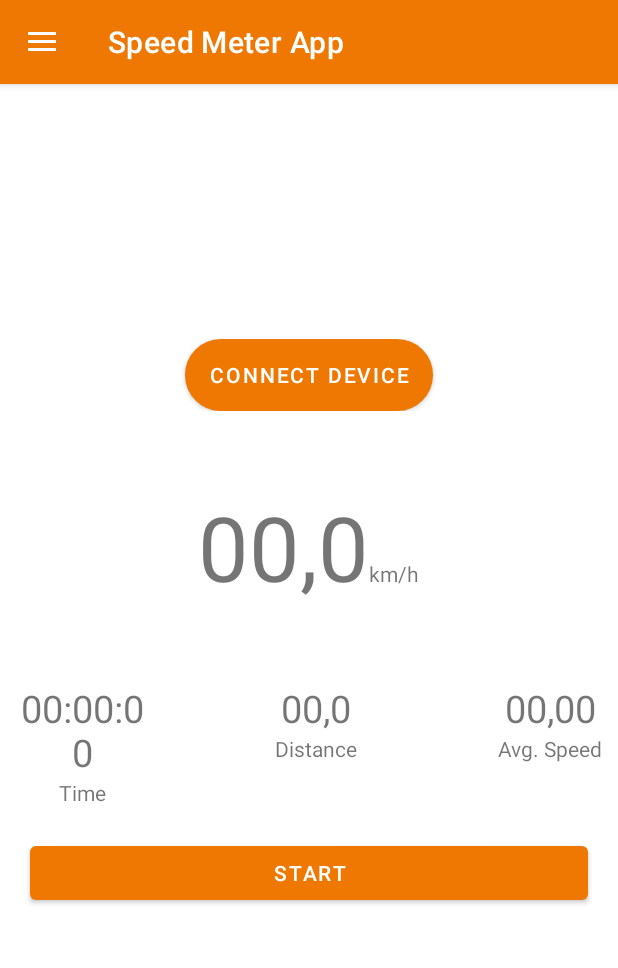
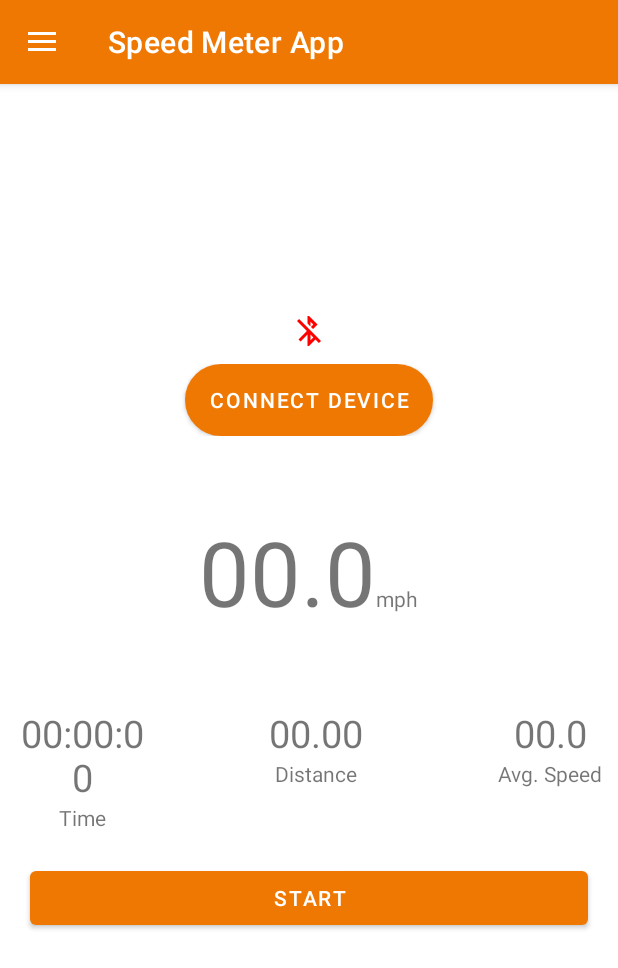
Before and after one commit to JJayU/SpeedMeterProject, an Android app: the screen it shows after launch (MainActivity), on a phone screen of 412 x 824 dp. Shown: the top 968 px of the screen. Run offline under Robolectric (Android 15) with nearby library versions, the phone set to English and light mode, and no system bars; our stand-ins replace RxJava, data binding, navigation-ui; libraries missing offline, so code that uses them is left out: com.harrysoft.androidbluetoothserial; 1 statement that could not run was skipped.

Commit message:
Biiiig update, almost finished User is now able to change displayed speed unit App checks periodically if device is still connected User can change device refresh rate Activity is stopped after 5s if device disconnects Fixed bug #3 GUI is updated independently from received messages Added bluetooth status icon

```diff
--- a/app/src/main/AndroidManifest.xml
+++ b/app/src/main/AndroidManifest.xml
@@ -21,7 +21,7 @@
         tools:targetApi="31">
         <provider
             android:name="androidx.core.content.FileProvider"
-            android:authorities="${applicationId}.fileprovider"
+            android:authorities="${applicationId}.provider"
             android:exported="false"
             android:grantUriPermissions="true">
             <meta-data
@@ -37,7 +37,6 @@
             android:exported="true">
             <intent-filter>
                 <action android:name="android.intent.action.MAIN" />
-
                 <category android:name="android.intent.category.LAUNCHER" />
             </intent-filter>
         </activity>
--- a/app/src/main/java/com/example/speedmeterproject/ActivityRecorder.kt
+++ b/app/src/main/java/com/example/speedmeterproject/ActivityRecorder.kt
@@ -1,5 +1,6 @@
 package com.example.speedmeterproject
 
+import android.annotation.SuppressLint
 import android.app.ActionBar.LayoutParams
 import android.app.Dialog
 import android.content.Context
@@ -9,6 +10,7 @@ import android.os.Environment
 import android.util.Log
 import android.view.View
 import android.view.Window
+import android.view.inputmethod.InputMethodManager
 import android.widget.Button
 import android.widget.EditText
 import android.widget.TextView
@@ -34,13 +36,15 @@ class ActivityRecorder(private val context: Context, private var binding: Fragme
     private val sharedPreferences = PreferenceManager.getDefaultSharedPreferences(context)
 
     /** Time from the beginning of activity */
-    var time = ""
+    var time = "00:00:00"
     /** Total distance in activity */
     var distance = 0.0
     /** Average speed in activity */
     var avgSpeed = 0.0
     /** Current speed */
     var currentSpeed = 0.0
+    /** Speed unit 0 - km/h, 1 - mph */
+    var speedUnitMph = false
 
     /** True if activity is being recorded */
     private var recording = false
@@ -76,6 +80,7 @@ class ActivityRecorder(private val context: Context, private var binding: Fragme
     /**
      * Stops recording an activity
      */
+    @SuppressLint("SetTextI18n")
     fun stop() {
         if(recording) {
             recording = false
@@ -138,19 +143,24 @@ class ActivityRecorder(private val context: Context, private var binding: Fragme
             time = String.format("%02d", hours) + ":" + String.format("%02d", minutes) + ":" + String.format("%02d", seconds)
 
             trackpointList.add(Trackpoint(actualTime.toString(), distance))
-
-            updateGUI()
         }
     }
 
     /**
      * Updates GUI with updated values
      */
-    private fun updateGUI(){
+    fun updateGUI(){
         binding.tripTime.text = time
-        binding.actualSpeed.text = String.format("%04.1f", currentSpeed)
-        binding.avgSpeed.text = String.format("%04.1f", avgSpeed)
-        binding.tripDistance.text = String.format("%05.2f", distance)
+        if(!speedUnitMph) {
+            binding.actualSpeed.text = String.format("%04.1f", currentSpeed)
+            binding.avgSpeed.text = String.format("%04.1f", avgSpeed)
+            binding.tripDistance.text = String.format("%05.2f", distance)
+        }
+        else {
+            binding.actualSpeed.text = String.format("%04.1f", currentSpeed * 0.621371192)
+            binding.avgSpeed.text = String.format("%04.1f", avgSpeed * 0.621371192)
+            binding.tripDistance.text = String.format("%05.2f", distance * 0.621371192)
+        }
     }
 
     /**
@@ -174,6 +184,11 @@ class ActivityRecorder(private val context: Context, private var binding: Fragme
             // Setup edit text field
             val activityNameEditText =  dialog.findViewById<EditText>(R.id.activityName)
             activityNameEditText.hint = activityName
+            activityNameEditText.requestFocus()
+            val keyboard = context.getSystemService(Context.INPUT_METHOD_SERVICE) as InputMethodManager
+            keyboard.showSoftInput(binding.root, InputMethodManager.SHOW_IMPLICIT)
+            //TODO <- doesn't work xd
+
 
             // On save button clicked
             dialog.findViewById<Button>(R.id.save_button).setOnClickListener {
--- a/app/src/main/java/com/example/speedmeterproject/BluetoothBridge.kt
+++ b/app/src/main/java/com/example/speedmeterproject/BluetoothBridge.kt
@@ -3,10 +3,12 @@ package com.example.speedmeterproject
 import android.annotation.SuppressLint
 import android.bluetooth.BluetoothDevice
 import android.content.Context
+import android.os.Handler
+import android.os.Looper
 import android.util.Log
 import android.widget.Toast
 import androidx.appcompat.app.AlertDialog
-import com.example.speedmeterproject.databinding.ActivityMainBinding
+import androidx.preference.PreferenceManager
 import com.example.speedmeterproject.databinding.FragmentMainBinding
 import com.harrysoft.androidbluetoothserial.BluetoothManager
 import com.harrysoft.androidbluetoothserial.BluetoothSerialDevice
@@ -23,6 +25,11 @@ class BluetoothBridge(private val context: Context, private var binding: Fragmen
 
     private lateinit var deviceInterface : SimpleBluetoothDeviceInterface
 
+    private var cyclicHandler = Handler(Looper.getMainLooper())
+
+    /** Maximum time in millis after which activity is stopped when no connection */
+    private val TIMEOUT_TIME = 5000
+
     private var compositeDisposable = CompositeDisposable()
     private lateinit var btDisposable : Disposable
 
@@ -32,6 +39,11 @@ class BluetoothBridge(private val context: Context, private var binding: Fragmen
     private var connectedDeviceMAC : String? = null
     /** Device connected */
     var connectedSuccessfully = false
+    /** Data sent from Arduino update interval */
+    private var updateInterval = 500
+
+    private var lastTimeMessageReceived = 0L
+
 
     var activityRecorder = ActivityRecorder(context, binding)
 
@@ -41,6 +53,7 @@ class BluetoothBridge(private val context: Context, private var binding: Fragmen
     fun start() {
         bluetoothManager = BluetoothManager.getInstance()
         permissionManager.onStartupCheck(context)
+        cyclicHandler.post(checkIfStillConnectedAndUpdateGUI)
     }
 
     /**
@@ -96,7 +109,7 @@ class BluetoothBridge(private val context: Context, private var binding: Fragmen
      * Executed every time a message is sent to device
      */
     private fun onMessageSent(message : String) {
-        //Toast.makeText(this, "Sent a message!", Toast.LENGTH_SHORT).show()
+        //Toast.makeText(context, "Sent a message!", Toast.LENGTH_SHORT).show()
     }
 
     /**
@@ -107,6 +120,8 @@ class BluetoothBridge(private val context: Context, private var binding: Fragmen
             connectedSuccessfully = true
             Toast.makeText(context, context.getString(R.string.connected), Toast.LENGTH_SHORT).show()
             binding.ConnectButton.text = getCurrentDeviceName()
+            sendNewUpdateInterval()
+            binding.bluetoothStatus.setImageDrawable(context.getDrawable(R.drawable.baseline_bluetooth_connected_24))
         }
 
         val receivedTimeOfRev = message.toDoubleOrNull()
@@ -117,6 +132,8 @@ class BluetoothBridge(private val context: Context, private var binding: Fragmen
         else {
             Log.i("BT Bridge", "Incorrect message received!")
         }
+
+        lastTimeMessageReceived = System.currentTimeMillis()
     }
 
     /**
@@ -170,8 +187,63 @@ class BluetoothBridge(private val context: Context, private var binding: Fragmen
         }
     }
 
+    fun checkForPreferencesChange() {
+        val sharedPreferences = PreferenceManager.getDefaultSharedPreferences(context)
+        // Check for change in speed unit
+        val speedUnit = sharedPreferences.getString("speed_unit", "")
+        if(speedUnit == "kmph") {
+            binding.speedUnit.text = context.getString(R.string.speed_unit_kmph)
+            activityRecorder.speedUnitMph = false
+        }
+        else {
+            binding.speedUnit.text = context.getString(R.string.speed_unit_mph)
+            activityRecorder.speedUnitMph = true
+        }
+        activityRecorder.updateGUI()
+
+        // Check for change in update interval
+        val newUpdateInterval = sharedPreferences.getString("update_interval", "")
+        if(newUpdateInterval != "" && newUpdateInterval != null) {
+            if(newUpdateInterval.toInt() != updateInterval) {
+                updateInterval = newUpdateInterval.toInt()
+                sendNewUpdateInterval()
+            }
+        }
+    }
+
+    fun sendNewUpdateInterval() {
+        if(connectedSuccessfully) {
+            val messageToSend = when (updateInterval) {
+                250 -> "1"
+                500 -> "2"
+                750 -> "3"
+                1000 -> "4"
+                else -> "2"
+            }
+            deviceInterface.sendMessage(messageToSend)
+        }
+    }
+
+    private val checkIfStillConnectedAndUpdateGUI = object : Runnable {
+        override fun run() {
+            activityRecorder.updateGUI()
+            if(connectedSuccessfully) {
+                val diffTime: Long = System.currentTimeMillis() - lastTimeMessageReceived
+                if(diffTime > TIMEOUT_TIME) {
+                    Toast.makeText(context, "Device disconnected!", Toast.LENGTH_LONG).show()
+                    activityRecorder.stop()
+                    connectedSuccessfully = false
+                    bluetoothManager.closeDevice(connectedDeviceMAC)
+                    binding.ConnectButton.text = context.getString(R.string.no_device_connected)
+                    binding.startButton.text = context.getString(R.string.start)
+                    binding.bluetoothStatus.setImageDrawable(context.getDrawable(R.drawable.baseline_bluetooth_disabled_24))
+                }
+            }
+            cyclicHandler.postDelayed(this, 100)
+        }
+    }
+
     companion object {
         lateinit var bluetoothManager: BluetoothManager
     }
-
 }
--- a/app/src/main/java/com/example/speedmeterproject/MainFragment.kt
+++ b/app/src/main/java/com/example/speedmeterproject/MainFragment.kt
@@ -39,6 +39,7 @@ class MainFragment : Fragment() {
                     if(!bluetoothBridge.activityRecorder.isRecording()) {
                         bluetoothBridge.stop()
                         binding.ConnectButton.text = getString(R.string.no_device_connected)
+                        binding.bluetoothStatus.setImageDrawable(requireContext().getDrawable(R.drawable.baseline_bluetooth_disabled_24))
                     }
                 } else {
                     bluetoothBridge.setMacAddress(sharedPreferences.getString("bike_mac_address", "")!!)
@@ -65,11 +66,17 @@ class MainFragment : Fragment() {
         return binding.root
     }
 
+    override fun onResume() {
+        super.onResume()
+        bluetoothBridge.checkForPreferencesChange()
+    }
+
     override fun onDestroy() {
         super.onDestroy()
         bluetoothBridge.stop()
     }
 
+    @Deprecated("Deprecated in Java")
     override fun onRequestPermissionsResult(requestCode: Int, permissions: Array<out String>, grantResults: IntArray) {
         super.onRequestPermissionsResult(requestCode, permissions, grantResults)
         bluetoothBridge.permissionManager.onRequestPermissionsResult(requestCode, permissions, grantResults, this.requireContext())
--- /dev/null
+++ b/app/src/main/res/drawable/baseline_bluetooth_connected_24.xml
@@ -0,0 +1,5 @@
+<vector android:height="24dp" android:tint="#00FF00"
+    android:viewportHeight="24" android:viewportWidth="24"
+    android:width="24dp" xmlns:android="http://schemas.android.com/apk/res/android">
+    <path android:fillColor="@android:color/white" android:pathData="M7,12l-2,-2 -2,2 2,2 2,-2zM17.71,7.71L12,2h-1v7.59L6.41,5 5,6.41 10.59,12 5,17.59 6.41,19 11,14.41L11,22h1l5.71,-5.71 -4.3,-4.29 4.3,-4.29zM13,5.83l1.88,1.88L13,9.59L13,5.83zM14.88,16.29L13,18.17v-3.76l1.88,1.88zM19,10l-2,2 2,2 2,-2 -2,-2z"/>
+</vector>
--- /dev/null
+++ b/app/src/main/res/drawable/baseline_bluetooth_disabled_24.xml
@@ -0,0 +1,5 @@
+<vector android:height="24dp" android:tint="#FF0000"
+    android:viewportHeight="24" android:viewportWidth="24"
+    android:width="24dp" xmlns:android="http://schemas.android.com/apk/res/android">
+    <path android:fillColor="@android:color/white" android:pathData="M13,5.83l1.88,1.88 -1.6,1.6 1.41,1.41 3.02,-3.02L12,2h-1v5.03l2,2v-3.2zM5.41,4L4,5.41 10.59,12 5,17.59 6.41,19 11,14.41V22h1l4.29,-4.29 2.3,2.29L20,18.59 5.41,4zM13,18.17v-3.76l1.88,1.88L13,18.17z"/>
+</vector>
--- a/app/src/main/res/layout/fragment_main.xml
+++ b/app/src/main/res/layout/fragment_main.xml
@@ -1,6 +1,5 @@
 <?xml version="1.0" encoding="utf-8"?>
 <layout xmlns:android="http://schemas.android.com/apk/res/android"
-    xmlns:app="http://schemas.android.com/apk/res-auto"
     xmlns:tools="http://schemas.android.com/tools">
 
     <androidx.drawerlayout.widget.DrawerLayout
@@ -12,6 +11,13 @@
             android:layout_height="match_parent"
             android:gravity="center_vertical"
             android:orientation="vertical">
+
+            <ImageView
+                android:id="@+id/bluetoothStatus"
+                android:layout_width="match_parent"
+                android:layout_height="wrap_content"
+                android:src="@drawable/baseline_bluetooth_disabled_24"
+                android:layout_marginBottom="10dp" />
 
             <LinearLayout
                 android:layout_width="match_parent"
@@ -42,10 +48,11 @@
                     android:layout_height="wrap_content"
                     android:text="00,0"
                     android:textAlignment="center"
-                    android:textSize="60sp" />
+                    android:textSize="60sp"
+                    tools:ignore="HardcodedText" />
 
                 <TextView
-                    android:id="@+id/textView4"
+                    android:id="@+id/speedUnit"
                     android:layout_width="wrap_content"
                     android:layout_height="wrap_content"
                     android:text="@string/speed_unit_kmph" />
@@ -72,7 +79,8 @@
                         android:layout_height="wrap_content"
                         android:text="00:00:00"
                         android:textAlignment="center"
-                        android:textSize="25sp" />
+                        android:textSize="25sp"
+                        tools:ignore="HardcodedText" />
 
                     <TextView
                         android:id="@+id/tripTimeDesc"
@@ -96,7 +104,8 @@
                         android:layout_height="wrap_content"
                         android:text="00,0"
                         android:textAlignment="center"
-                        android:textSize="25sp" />
+                        android:textSize="25sp"
+                        tools:ignore="HardcodedText" />
 
                     <TextView
                         android:id="@+id/tripDistanceDesc"
@@ -120,7 +129,8 @@
                         android:layout_height="wrap_content"
                         android:text="00,00"
                         android:textAlignment="center"
-                        android:textSize="25sp" />
+                        android:textSize="25sp"
+                        tools:ignore="HardcodedText" />
 
                     <TextView
                         android:id="@+id/avgSpeedDesc"
--- a/app/src/main/res/values/strings.xml
+++ b/app/src/main/res/values/strings.xml
@@ -43,4 +43,5 @@
     <string name="cancel">CANCEL</string>
     <string name="activity_with_that_name_already_exists">Activity with that name already exists!</string>
     <string name="device_selected">Device %1$s selected!</string>
+    <string name="speed_unit_mph">mph</string>
 </resources>
--- a/app/src/main/res/xml/file_paths.xml
+++ b/app/src/main/res/xml/file_paths.xml
@@ -1,6 +1,4 @@
 <?xml version="1.0" encoding="utf-8"?>
-<paths xmlns:android="http://schemas.android.com/apk/res/android">
-    <files-path
-        name="SpeedMeterApp"
-        path="SpeedMeterApp/"/>
+<paths>
+    <external-path name="external_files" path="."/>
 </paths>
```
Also changed, not shown: app/src/main/res/values/arrays.xml (+14 -0 lines), app/src/main/res/xml/root_preferences.xml (+7 -0 lines), 1 other file.
